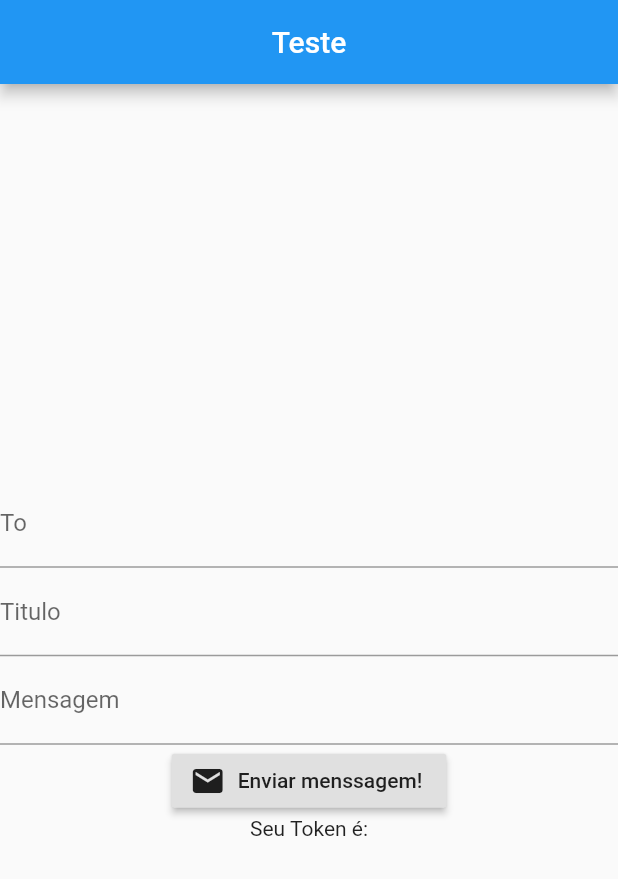
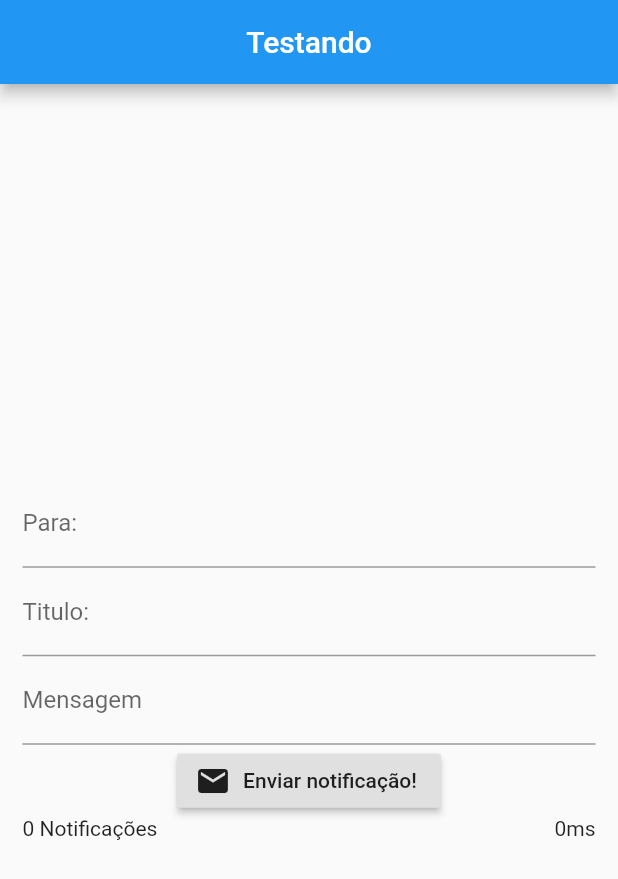
Before and after one commit to IsMalware/notificapp, a Flutter app: the screen it shows after launch, on a phone screen of 412 x 824 dp. Shown: the top 879 px of the screen. Run offline on Flutter 3.47's test engine with Material 2 defaults, Android fonts, the phone set to English and light mode, and no system bars; our stand-ins replace dio, firebase_messaging; accounts and stored records are empty.

Commit message:
Alterando arquivos

```diff
--- a/lib/main.dart
+++ b/lib/main.dart
@@ -20,57 +20,39 @@ class Home extends StatefulWidget {
 }
 
 class _HomeState extends State<Home> {
-  // Inicializa o Dio para ser usado no metodo POST
-  final Dio dio = Dio();
-  // Define a url da api google para FCM
-  var url = 'https://fcm.googleapis.com/fcm/send';
-  // declara e inicia a variável que exibira o token
-  var _homeScreenText = "Esperando o Token...";
-  // cria uma instancia do FCM
+  final controllerTitle = TextEditingController();
+  final controllerBody = TextEditingController();
+  final controllerUsers = TextEditingController();
   final FirebaseMessaging _firebaseMessaging = FirebaseMessaging();
-  // Declara os controllers para serem usados nas mensagens
-  final _controllerTitle = TextEditingController();
-  final _controllerBody = TextEditingController();
-  final _controllerUsers = TextEditingController();
 
-// Define uma lista de usuários estática.
-  var users = <String, String>{
-    'ismael':
-        'eG1PIKS2QhSs3RVJqW1zBK:APA91bEpkK35uhEiEjtc2D5VnBCm48oXbcqedscpgz_Ho2DjWuOpfpukJr7TCPrxG1HZ1f1TKlrF0J-QPVnC7cBu2rLeegN78PbTeJwk_X9TTe5OFcDjPerbJGWOFfxCjASIYBhk-cuU',
-  };
+  Response response = Response();
+  Stopwatch stopwatch = Stopwatch();
 
-  // Desnecessario, mas serve para pegar o token do usuário
-  Future<String> get userToken => _firebaseMessaging.getToken();
+  var time = 0;
+  var totalNotifica = 0;
+  var _token;
+  var homeScreenText;
 
   @override
   void initState() {
+    _firebaseMessaging.getToken().then((token) {
+      setState(() {
+        _token = token;
+        assert(_token != null);
+        homeScreenText = 'Seu Token é: $token';
+        print(homeScreenText);
+      });
+    });
     super.initState();
-    // Requisita as permissões de notificação para o IOS, desnecessaria, nesse caso,
-    // pois é somente para android.
     _firebaseMessaging.requestNotificationPermissions(
         const IosNotificationSettings(sound: true, alert: true, badge: true));
     _firebaseMessaging.onIosSettingsRegistered
         .listen((IosNotificationSettings settings) {
       print('Settings registred: $settings');
     });
-    // Exibe o token do usuario
-    _firebaseMessaging.getToken().then((String token) {
-      assert(token != null);
+    // aqui se configura o que acontece quando uma mensage for recebida, lançada ou clicada
     setState(() {
-        _homeScreenText = 'Seu Token é: $token';
-      });
-      print(_homeScreenText);
-      // aqui se configura o que acontece quando uma mensage for recebida, lançada ou clicada
-      _firebaseMessaging.configure(
-        onMessage: (Map<String, dynamic> message) async {
-          print('onMessage: $message');
-          setState(() {
-            // muda o estado do homeScreenText para exibir a mensagem.
-            _homeScreenText =
-                'Titulo da mensagem: ${message['notification']['title']}\nA mensagem enviada é: ${message['notification']['body']}';
-          });
-        },
-      );
+      configureFireMsg(_firebaseMessaging, homeScreenText);
     });
   }
 
@@ -78,54 +60,101 @@ class _HomeState extends State<Home> {
   Widget build(BuildContext context) {
     return SafeArea(
       child: Scaffold(
-        appBar: AppBar(
-          title: Text('Teste'),
+        appBar: _appBar('Testando'),
+        body: _body(),
+      ),
+    );
+  }
+
+  Map<String, dynamic> configureFireMsg(
+      FirebaseMessaging _firebaseMessaging, String homeScreenText) {
+    _firebaseMessaging.configure(
+      onMessage: (Map<String, dynamic> message) async {
+        return homeScreenText =
+            'Titulo da mensagem: ${message['notification']['title']}\nA mensagem enviada é: ${message['notification']['body']}';
+      },
+    );
+    return null;
+  }
+
+  Widget _appBar(String title) {
+    return AppBar(
+      title: Text('$title'),
       centerTitle: true,
+    );
+  }
+
+  Widget _form(String labelText, TextEditingController controller) {
+    return TextFormField(
+      controller: controller,
+      decoration: InputDecoration(
+        labelText: '$labelText',
       ),
-        body: Material(
+    );
+  }
+
+  Widget _body() {
+    return Material(
       child: Container(
+        height: MediaQuery.of(context).size.height,
+        padding: const EdgeInsets.all(15),
         child: Center(
           child: Column(
             mainAxisAlignment: MainAxisAlignment.center,
             children: <Widget>[
-                  TextFormField(
-                    // utiliza-se o controller anteriormente criado para capturar
-                    // o texto escrito pelo usuário.
-                    controller: _controllerUsers,
-                    autocorrect: true,
-                    decoration: InputDecoration(
-                      labelText: 'To',
+              _form('Para:', controllerUsers),
+              _form('Titulo: ', controllerTitle),
+              _form('Mensagem', controllerBody),
+              RaisedButton.icon(
+                onPressed: () {
+                  stopwatch.start();
+                  notifica();
+                  setState(() {
+                    time = stopwatch.elapsed.inMilliseconds;
+                  });
+                  stopwatch.stop();
+                },
+                icon: Icon(Icons.email),
+                label: Text(
+                  'Enviar notificação!',
                 ),
               ),
-                  TextFormField(
-                    controller: _controllerTitle,
-                    decoration: InputDecoration(
-                      labelText: 'Titulo',
+              Row(
+                mainAxisAlignment: MainAxisAlignment.spaceBetween,
+                children: <Widget>[
+                  Text('$totalNotifica Notificações'),
+                  Text(time.toString() + 'ms'),
+                ],
+              ),
+            ],
           ),
         ),
-                  TextFormField(
-                    controller: _controllerBody,
-                    decoration: InputDecoration(
-                      labelText: 'Mensagem',
       ),
-                  ),
-                  RaisedButton.icon(
-                    onPressed: () async {
-                      // incrementamos a mensagem que sera enviada com os dados
-                      // fornecidos pelo usuário, no TextFormField.
+    );
+  }
+
+  void notifica() async {
+    final Dio dio = Dio();
+    var url = 'https://fcm.googleapis.com/fcm/send';
+
+    var users = <String, String>{
+      'ismael':
+          'G1PIKS2QhSs3RVJqW1zBK:APA91bEpkK35uhEiEjtc2D5VnBCm48oXbcqedscpgz_Ho2DjWuOpfpukJr7TCPrxG1HZ1f1TKlrF0J-QPVnC7cBu2rLeegN78PbTeJwk_X9TTe5OFcDjPerbJGWOFfxCjASIYBhk-cuU',
+      'joão': 'awdomjnahsdnjwmkladl',
+    };
+
     dynamic menssagem = <String, dynamic>{
-                        "to": "${users['${_controllerUsers.text}']}",
-                        "notification": {
-                          "title": "${_controllerTitle.text}",
-                          "body": "${_controllerBody.text}",
+      'to': '${users['${controllerUsers.text}']}',
+      'notification': {
+        'title': '${controllerTitle.text}',
+        'body': '${controllerBody.text}',
       },
     };
-                      // definimos o header com a key do servidor do FCM
     dynamic headers = <String, dynamic>{
-                        "Authorization": "key=SuaKey",
+      "Authorization":
+          "key=AAAAeEBcmts:APA91bF_XffpBkECEOMPYuddDp39w27Q0jBat3fUskE83h8SODwqRQHxkzRftP0r0BLiAFiu-s-fI3_0Ahy5ktNs2iAKVlimDcKAsisCF5gZxWGKnhShCuX5vnDp8eK1s-orqQfSQN6Z",
     };
-                      // Cria a requisição HTTP de metodo POST para o server GoogleAPI
-                      Response response = await dio.post(
+    response = await dio.post(
       url,
       data: menssagem,
       options: Options(
@@ -133,26 +162,12 @@ class _HomeState extends State<Home> {
         contentType: "application/json",
       ),
     );
-                      // Desnecessario, mas serve para verificar se o _controllerUser
-                      // está retornando o valor correto
-                      print(
-                          '$response |||||||| ${users['${_controllerUsers.text}']}');
-                    },
-                    icon: Icon(Icons.email),
-                    label: Text(
-                      'Enviar menssagem!',
-                    ),
-                  ),
-                  Text(
-                    '$_homeScreenText',
-                    textAlign: TextAlign.center,
-                  ),
-                ],
-              ),
-            ),
-          ),
-        ),
-      ),
-    );
+    if (response.statusCode != 200) {
+      return null;
+    } else {
+      setState(() {
+        totalNotifica++;
+      });
     }
   }
+}
```
Lines whose indentation alone changed are shown as unchanged.
